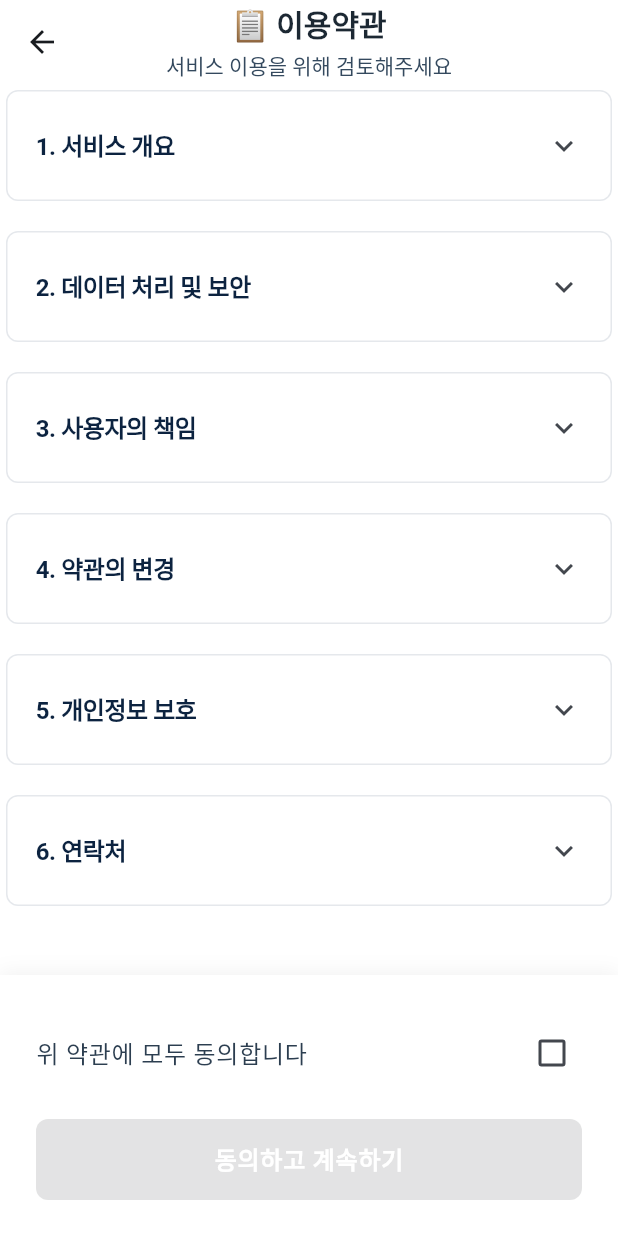
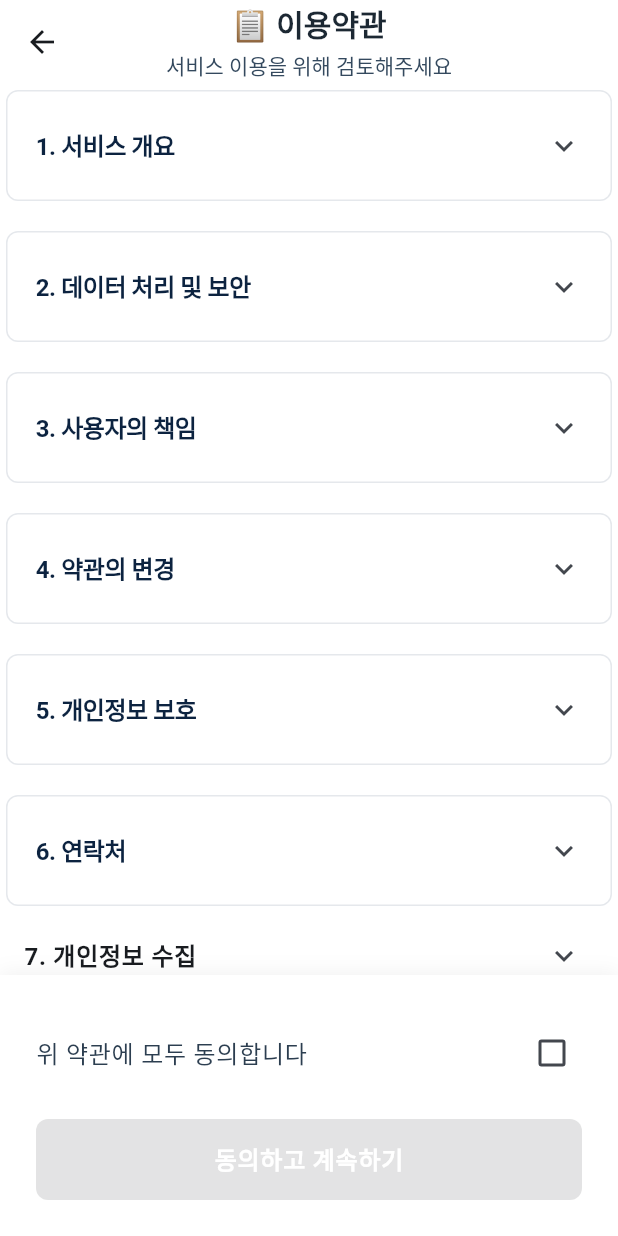
Before and after one commit to sixantsroom4/finpal, a Flutter app: the screen it shows once a user with an empty profile is signed in, on a phone screen of 412 x 824 dp. Run offline on Flutter 3.47's test engine with Material 3 defaults, Android fonts, the phone set to English and light mode, and no system bars; our stand-ins replace cached_network_image, cloud_firestore, convert, dartz, equatable, firebase_auth and 15 more; missing offline and left inert: kakao_flutter_sdk, kakao_flutter_sdk_user, mailer; accounts and stored records are empty.

Commit message:
재심사

```diff
--- a/lib/core/constants/app_languages.dart
+++ b/lib/core/constants/app_languages.dart
@@ -13,14 +13,18 @@ class LocalizedStrings {
     AppLanguage.english: {
       'continueWithGoogle': 'Continue with Google',
       'continueWithApple': 'Continue with Apple',
+      'birthdateConsent':
+          'We collect your birthdate information to verify your age. Do you agree?',
     },
     AppLanguage.korean: {
       'continueWithGoogle': 'Google로 계속하기',
       'continueWithApple': 'Apple로 계속하기',
+      'birthdateConsent': '연령 확인을 위해 생년월일 정보를 수집합니다. 동의하십니까?',
     },
     AppLanguage.japanese: {
       'continueWithGoogle': 'Googleで続ける',
       'continueWithApple': 'Appleで続ける',
+      'birthdateConsent': '年齢確認のために生年月日情報を収集します。 同意しますか？',
     },
   };
 }
--- a/lib/presentation/data/terms/en/contact_info_en.dart
+++ b/lib/presentation/data/terms/en/contact_info_en.dart
@@ -2,7 +2,6 @@ class ContactInfoEn {
   static const String title = '6. Contact Information';
   static const String content = '''
 For inquiries regarding these terms or services, please contact us at:
-Email: support@finpal.com
-// Customer Service: 1234-5678
+Email: noreply.finpal.service@gmail.com
 ''';
 }
--- /dev/null
+++ b/lib/presentation/data/terms/en/personal_data_collection_en.dart
@@ -0,0 +1,10 @@
+class PersonalDataCollectionEn {
+  static const String title = '7. Personal Data Collection';
+  static const String content = '''
+1. We collect information on gender, birth year, country of residence, and currency used.
+2. User data is used only for providing personalized services.
+3. User information is securely stored and never shared with third parties.
+4. Data is used only for analysis to improve user convenience and expense management features.
+5. This app does not use data for commercial purposes without user consent.
+''';
+}
--- a/lib/presentation/data/terms/jp/contact_info_jp.dart
+++ b/lib/presentation/data/terms/jp/contact_info_jp.dart
@@ -2,7 +2,6 @@ class ContactInfoJp {
   static const String title = '6. お問い合わせ先';
   static const String content = '''
 本規約またはサービスに関するお問い合わせは、以下の連絡先までご連絡ください。
-メール: support@finpal.com
-// カスタマーセンター: 1234-5678
+メール: noreply.finpal.service@gmail.com
 ''';
 }
--- /dev/null
+++ b/lib/presentation/data/terms/jp/personal_data_collection_jp.dart
@@ -0,0 +1,10 @@
+class PersonalDataCollectionJp {
+  static const String title = '7. 個人情報の収集';
+  static const String content = '''
+1. 性別、生年、居住国、使用通貨の情報を収集します。
+2. ユーザーデータは、個別化されたサービスを提供する目的でのみ使用されます。
+3. ユーザー情報は安全に保管され、第三者と共有されることはありません。
+4. データは、ユーザーの利便性を向上させ、支出管理機能を改善するための分析にのみ使用されます。
+5. 本アプリは、ユーザーの同意なしにデータを商業目的で使用することはありません。
+''';
+}
--- a/lib/presentation/data/terms/kr/contact_info.dart
+++ b/lib/presentation/data/terms/kr/contact_info.dart
@@ -2,7 +2,7 @@ class ContactInfo {
   static const String title = '6. 연락처';
   static const String content = '''
 본 약관 또는 서비스와 관련된 문의 사항은 다음 연락처로 문의해 주십시오.
-이메일: support@finpal.com
+이메일: noreply.finpal.service@gmail.com
 // 고객센터: 1234-5678
 ''';
 }
--- /dev/null
+++ b/lib/presentation/data/terms/kr/personal_data_collection.dart
@@ -0,0 +1,10 @@
+class PersonalDataCollection {
+  static const String title = '7. 개인정보 수집';
+  static const String content = '''
+1. 성별, 출생년도, 거주국가, 사용통화 정보를 수집합니다.
+2. 사용자의 데이터는 개인화된 서비스 제공 목적으로만 활용됩니다.
+3. 사용자 정보는 안전하게 저장되며, 제3자와 절대 공유되지 않습니다.
+4. 데이터는 사용자 편의성을 높이고 지출 관리 기능을 향상하기 위한 분석에만 활용됩니다.
+5. 본 앱은 사용자 동의 없이 데이터를 상업적 목적으로 사용하지 않습니다.
+''';
+}
--- a/lib/presentation/pages/onboarding/terms_page.dart
+++ b/lib/presentation/pages/onboarding/terms_page.dart
@@ -10,6 +10,10 @@ import 'package:go_router/go_router.dart';
 import 'package:finpal/core/constants/app_languages.dart';
 import 'package:finpal/presentation/services/terms_service.dart';
 import 'package:finpal/presentation/bloc/app_language/app_language_bloc.dart';
+import 'package:finpal/core/constants/app_languages.dart';
+import 'package:finpal/presentation/data/terms/kr/personal_data_collection.dart';
+import 'package:finpal/presentation/data/terms/en/personal_data_collection_en.dart';
+import 'package:finpal/presentation/data/terms/jp/personal_data_collection_jp.dart';
 
 class TermsPage extends StatefulWidget {
   const TermsPage({super.key});
@@ -28,6 +32,9 @@ class _TermsPageState extends State<TermsPage> {
     return BlocBuilder<AppLanguageBloc, AppLanguageState>(
       builder: (context, state) {
         _terms = TermsService.getTermsByLanguage(state.language);
+
+        final personalDataCollection =
+            _getLocalizedPersonalDataCollection(state.language);
 
         return Scaffold(
           backgroundColor: Colors.white,
@@ -83,6 +90,27 @@ class _TermsPageState extends State<TermsPage> {
                               }
                             });
                           },
+                        ),
+                        ExpansionTile(
+                          title: Text(
+                            personalDataCollection['title']!,
+                            style: const TextStyle(
+                              fontSize: 16,
+                              fontWeight: FontWeight.bold,
+                            ),
+                          ),
+                          children: [
+                            Padding(
+                              padding: const EdgeInsets.all(8.0),
+                              child: Text(
+                                personalDataCollection['content']!,
+                                style: const TextStyle(
+                                  fontSize: 14,
+                                  color: Color(0xFF2C3E50),
+                                ),
+                              ),
+                            ),
+                          ],
                         ),
                       ],
                     ),
@@ -200,4 +228,26 @@ class _TermsPageState extends State<TermsPage> {
     };
     return buttons[language] ?? buttons[AppLanguage.korean]!;
   }
+
+  Map<String, String> _getLocalizedPersonalDataCollection(
+      AppLanguage language) {
+    switch (language) {
+      case AppLanguage.english:
+        return {
+          'title': PersonalDataCollectionEn.title,
+          'content': PersonalDataCollectionEn.content,
+        };
+      case AppLanguage.japanese:
+        return {
+          'title': PersonalDataCollectionJp.title,
+          'content': PersonalDataCollectionJp.content,
+        };
+      case AppLanguage.korean:
+      default:
+        return {
+          'title': PersonalDataCollection.title,
+          'content': PersonalDataCollection.content,
+        };
+    }
+  }
 }
```
